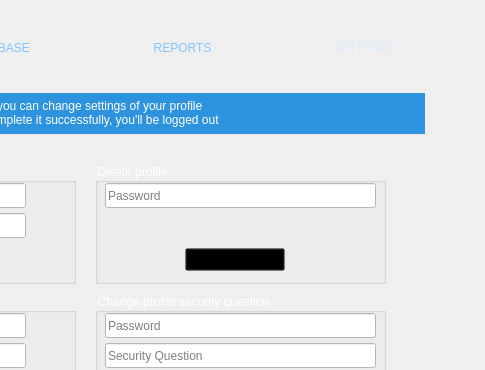
Above: LeonCam/MainApp.ui from kazimierczak-robert/LeonCam before the change; both pictures show x 315 to 800 and y 0 to 370 of the 800 by 600 pixel window. Below: the same form after it.
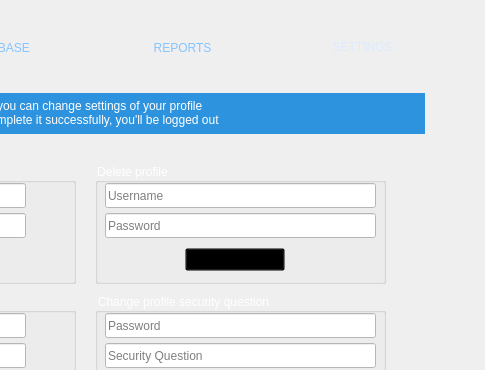
That is the form after the change. The open tabs and pages were chosen to show the change. Icons and pictures are not drawn.

Patch:
```diff
--- a/LeonCam/MainApp.ui
+++ b/LeonCam/MainApp.ui
@@ -1172,7 +1172,7 @@
        <property name="geometry">
         <rect>
          <x>10</x>
-         <y>20</y>
+         <y>50</y>
          <width>271</width>
          <height>25</height>
         </rect>
@@ -1219,6 +1219,29 @@
         <bool>true</bool>
        </property>
       </widget>
+      <widget class="QLineEdit" name="LEDeleteLoginUsername">
+       <property name="geometry">
+        <rect>
+         <x>10</x>
+         <y>20</y>
+         <width>271</width>
+         <height>25</height>
+        </rect>
+       </property>
+       <property name="styleSheet">
+        <string notr="true">background-color: rgb(255, 255, 255);
+</string>
+       </property>
+       <property name="text">
+        <string/>
+       </property>
+       <property name="maxLength">
+        <number>50</number>
+       </property>
+       <property name="placeholderText">
+        <string>Username</string>
+       </property>
+      </widget>
      </widget>
      <widget class="QLabel" name="LSettingsHelp">
       <property name="geometry">
```
Left out of the diff: 20 changed lines with no effect on the pictures.
